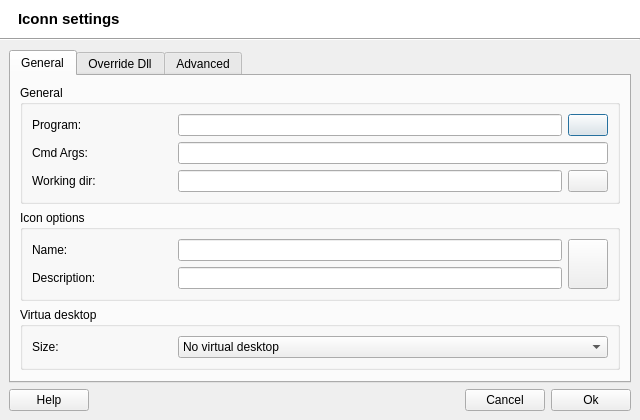
First picture: the form in src/uis/IconSettings.ui, repository brezerk/q4wine, before the edit.
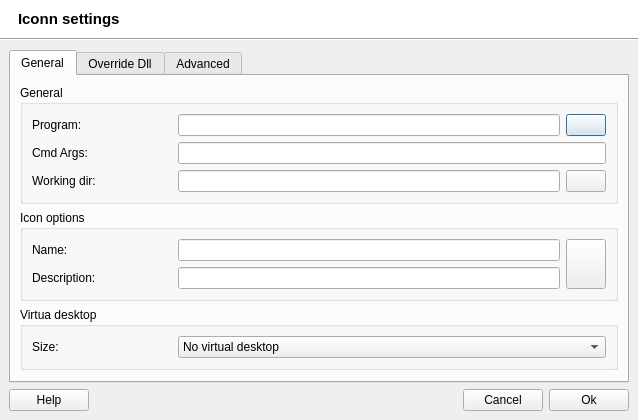
Second picture: the form after the edit. Icons and pictures are not drawn.

```diff
--- a/src/uis/IconSettings.ui
+++ b/src/uis/IconSettings.ui
@@ -9,8 +9,8 @@
    <rect>
     <x>0</x>
     <y>0</y>
-    <width>640</width>
-    <height>420</height>
+    <width>638</width>
+    <height>418</height>
    </rect>
   </property>
   <property name="windowTitle">
```
Left out of the diff: 4 changed lines with no effect on the pictures.
